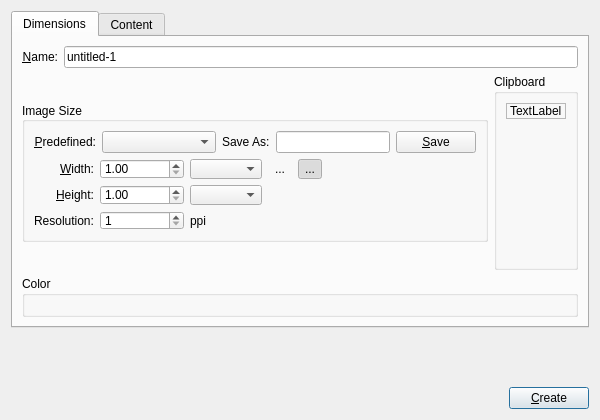
The window that libs/ui/forms/wdgnewimage.ui (KDE/krita) describes before a commit, drawn with Qt 5.
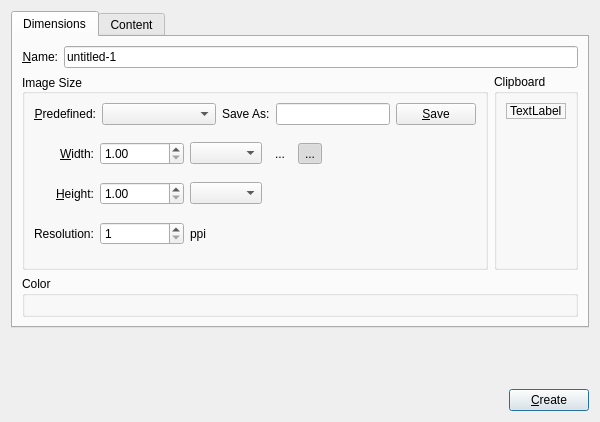
The same window after the commit. Custom widgets are drawn as their Qt base class.

Commit message:
Do not hardcode a max size for the image group
This will make the whole group extremely squashed on hidpi
screens.

CCBUG:360541
CCBUG:361736

Diff of the .ui file:
```diff
--- a/libs/ui/forms/wdgnewimage.ui
+++ b/libs/ui/forms/wdgnewimage.ui
@@ -7,7 +7,7 @@
     <x>0</x>
     <y>0</y>
     <width>600</width>
-    <height>420</height>
+    <height>422</height>
    </rect>
   </property>
   <property name="sizePolicy">
@@ -67,7 +67,7 @@
            <property name="maximumSize">
             <size>
              <width>16777215</width>
-             <height>140</height>
+             <height>16777215</height>
             </size>
            </property>
            <property name="title">
```
Left out of the diff: 15 changed lines with no effect on the pictures.
